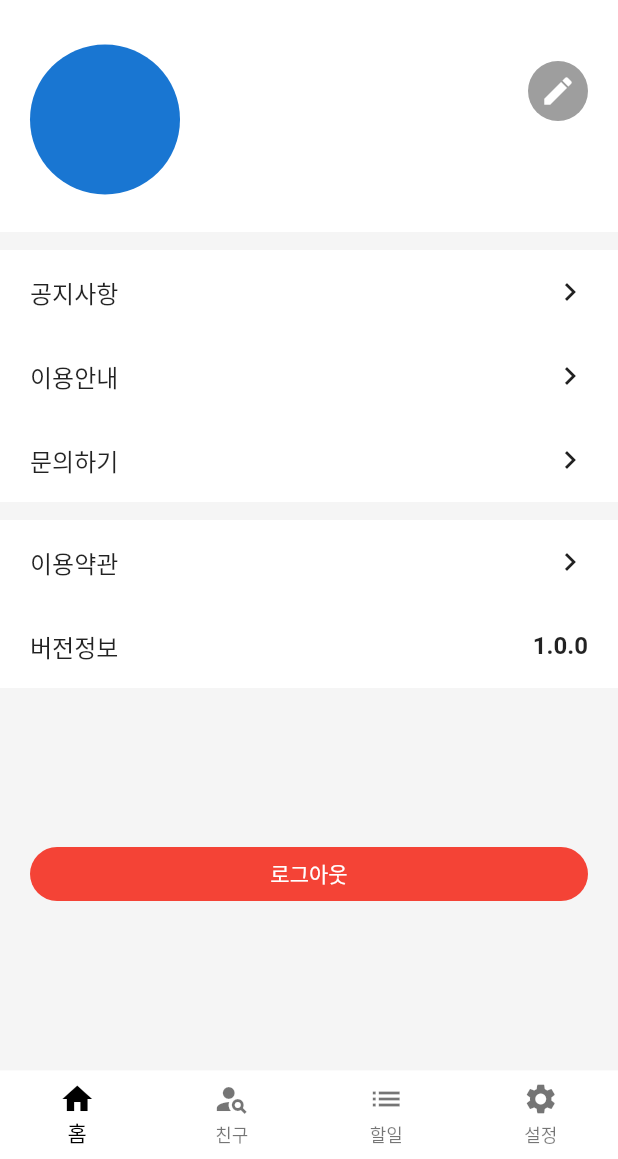
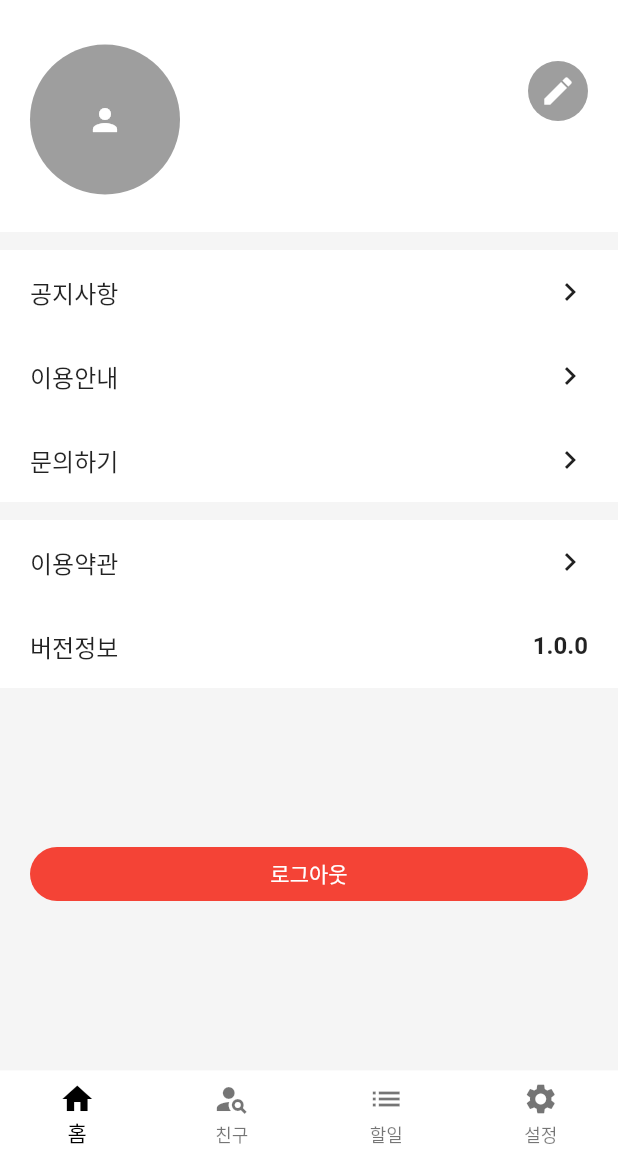
Before and after one commit to kdy1242/dithub, a Flutter app: the MainPage screen opened by its route, swiped to page 4, on a phone screen of 412 x 824 dp, the part 77-1236 px from its top. Run offline on Flutter 3.47's test engine with Material 2 defaults, Android fonts, the light colour scheme and no system bars; our stand-ins replace cloud_firestore, firebase_auth, firebase_core, firebase_storage, font_awesome_flutter, get and 2 more; accounts and stored records are empty; network calls fail; Roboto replaces fonts that are missing (NotoSans).

Commit message:
팔로잉 목록 stack overflow 에러 수정

```diff
--- a/lib/controller/friends_controller.dart
+++ b/lib/controller/friends_controller.dart
@@ -58,7 +58,7 @@ class FriendsController extends GetxController with GetSingleTickerProviderState
     log('${res.data()}');
     if (res.data() != null) {
       List followingField = res.data()!['following'];
-      List<Friend> friendsList = followingList.value ?? [];
+      List<Friend> friendsList = [];
 
       for (var friendId in followingField) {
         var friendData = await instance.collection('users').where('uid', isEqualTo: friendId).get();
@@ -69,6 +69,11 @@ class FriendsController extends GetxController with GetSingleTickerProviderState
       print(followingField);
       log('${friendsList}');
     }
+  }
+
+  // 친구 삭제
+  onTapDeleteBtn() {
+
   }
 
   @override
--- a/lib/controller/set_profile_controller.dart
+++ b/lib/controller/set_profile_controller.dart
@@ -53,7 +53,7 @@ class SetProfileController extends GetxController {
     super.onClose();
 
     log('set profile onClosed: ${FirebaseAuth.instance.currentUser!.displayName}');
-    await FirebaseFirestore.instance.collection('users').doc(user!.uid).update({
+    await FirebaseFirestore.instance.collection('users').doc(user!.uid).set({
       'uid': FirebaseAuth.instance.currentUser!.uid,
       'email': FirebaseAuth.instance.currentUser!.email,
       'name': FirebaseAuth.instance.currentUser!.displayName,
--- a/lib/view/screen/friends_find_screen.dart
+++ b/lib/view/screen/friends_find_screen.dart
@@ -46,6 +46,8 @@ class FriendsFindScreen extends GetView<FriendsController> {
           ? ListTile(
               leading: CircleAvatar(
                 radius: 36,
+                backgroundColor: Colors.grey,
+                child: controller.searchResult.value!.profileImg == null ? Icon(Icons.person, color: Colors.white) : null,
                 backgroundImage: controller.searchResult.value!.profileImg != null
                   ? NetworkImage(controller.searchResult.value!.profileImg!)
                   : null,
--- a/lib/view/screen/friends_following_screen.dart
+++ b/lib/view/screen/friends_following_screen.dart
@@ -17,6 +17,8 @@ class FriendsFollowingScreen extends GetView<FriendsController> {
           return ListTile(
             leading: CircleAvatar(
               radius: 36,
+              backgroundColor: Colors.grey,
+              child: controller.followingList[index].profileImg == null ? Icon(Icons.person, color: Colors.white) : null,
               backgroundImage: controller.followingList[index].profileImg != null
                 ? NetworkImage(controller.followingList[index].profileImg!)
                 : null,
--- a/lib/view/screen/setting_screen.dart
+++ b/lib/view/screen/setting_screen.dart
@@ -32,6 +32,8 @@ class SettingScreen extends GetView<SettingController> {
                       height: 100,
                       child: CircleAvatar(
                         radius: 36,
+                        backgroundColor: Colors.grey,
+                        child: controller.user!.photoURL == null ? Icon(Icons.person, color: Colors.white) : null,
                         backgroundImage: controller.user!.photoURL != null
                           ? NetworkImage(controller.user!.photoURL!)
                           : null,
```
